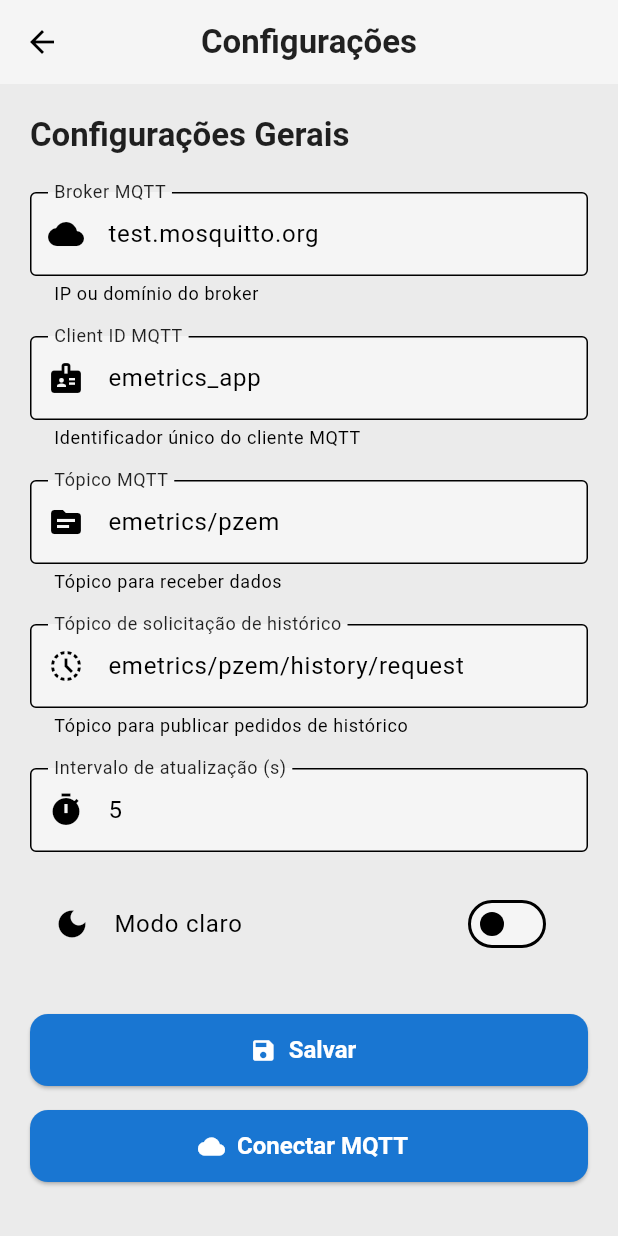
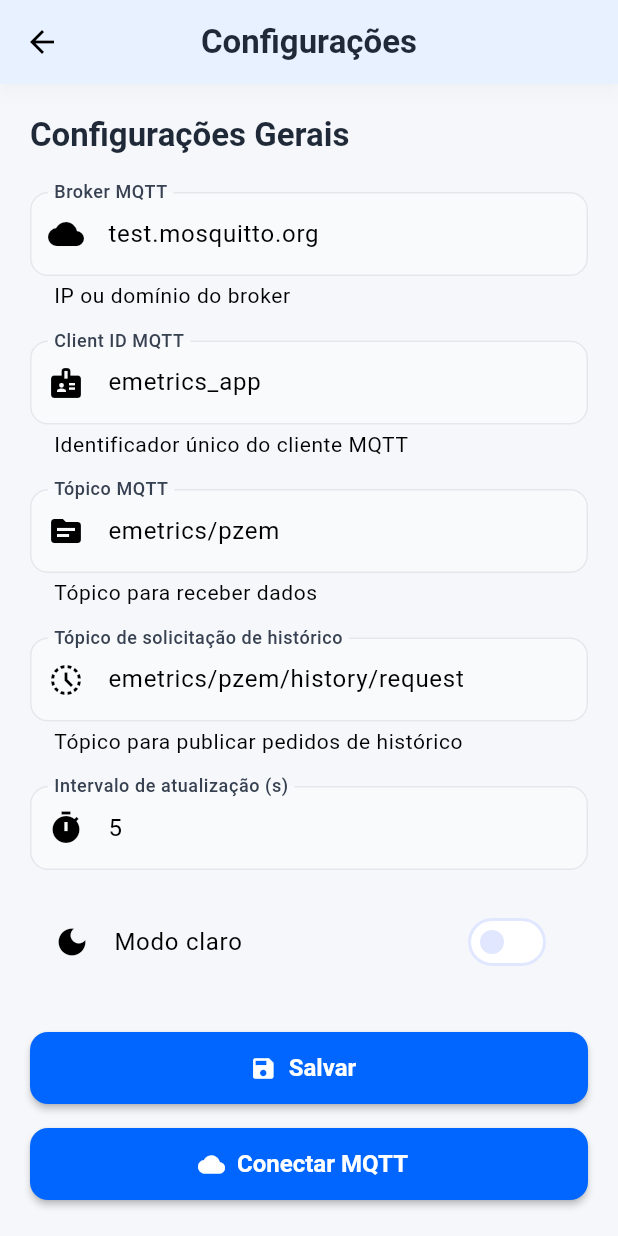
Before and after one commit to frahncky/EMetrics-IoT, a Flutter app: the SettingsPage screen opened directly, after a tap on "Modo escuro", on a phone screen of 412 x 824 dp. Run offline on Flutter 3.47's test engine with Material 3 defaults, Android fonts, the phone set to English and light mode, and no system bars; our stand-ins replace csv, fl_chart, flutter_local_notifications, flutter_riverpod, shared_preferences, sqflite; missing offline and left inert: mqtt_client; accounts and stored records are empty.

Commit message:
style: melhorar tema claro/escuro com paleta de cores moderna de qualidade visual
Tema Claro:
- Background: #F5F7FA (branco muito claro com tom azulado)
- Primary: #0066FF (azul vibrante)
- Secondary: #00B4D8 (azul cyan moderno)
- Cards: branco puro #FFFFFF com bordas sutis
- AppBar: branco puro com sombra de 4px
- Inputs: melhor contraste com bordas coloridas no focus
- Textos: cinzentos refinados para melhor legibilidade

Tema Escuro:
- Background: #0F1419 (preto muito escuro)
- Primary: #00D8FF (ciano vibrante)
- Secondary: #FFB300 (amarelo warmth)
- Cards: #1A202C com bordas de 1px
- AppBar: #1A202C com sombra aumentada
- Inputs: bordas coloridas no focus para melhor feedback
- Textos: cinzentos claros para contraste

Melhorias gerais:
- Grid colors mais sutis para não competir com dados
- Sombras e elevações ajustadas para profundidade
- _IndicatorCard responde ao tema com cores dinâmicas
- Dropdowns usam tema colors
- Melhor contraste e legibilidade em ambos temas

```diff
--- a/lib/src/app.dart
+++ b/lib/src/app.dart
@@ -39,60 +39,78 @@ class _AppInitializer extends ConsumerWidget {
   static ThemeData _buildDarkTheme() {
     return ThemeData(
       brightness: Brightness.dark,
-      scaffoldBackgroundColor: const Color(0xFF181F2A),
-      primaryColor: const Color(0xFF232B3E),
+      scaffoldBackgroundColor: const Color(0xFF0F1419),
+      primaryColor: const Color(0xFF00D8FF),
       colorScheme: ColorScheme.dark(
-        primary: const Color(0xFF232B3E),
+        primary: const Color(0xFF00D8FF),
         secondary: const Color(0xFFFFB300),
-        surface: const Color(0xFF232B3E),
+        surface: const Color(0xFF1A202C),
+        tertiary: const Color(0xFF00FF88),
+        outline: const Color(0xFF2D3748),
       ),
       appBarTheme: const AppBarTheme(
-        backgroundColor: Color(0xFF232B3E),
+        backgroundColor: Color(0xFF1A202C),
         centerTitle: true,
-        elevation: 2,
-        titleTextStyle: TextStyle(fontSize: 22, fontWeight: FontWeight.bold, color: Colors.white),
+        elevation: 4,
+        shadowColor: Color(0x4D000000),
+        titleTextStyle: TextStyle(fontSize: 22, fontWeight: FontWeight.bold, color: Color(0xFFE2E8F0)),
       ),
       cardTheme: CardThemeData(
-        color: const Color(0xFF232B3E),
-        shape: RoundedRectangleBorder(borderRadius: BorderRadius.all(Radius.circular(16))),
+        color: const Color(0xFF1A202C),
+        shape: RoundedRectangleBorder(
+          borderRadius: const BorderRadius.all(Radius.circular(16)),
+          side: const BorderSide(color: Color(0xFF2D3748), width: 1),
+        ),
         elevation: 4,
+        shadowColor: const Color(0x4D000000),
       ),
       elevatedButtonTheme: ElevatedButtonThemeData(
         style: ElevatedButton.styleFrom(
-          backgroundColor: const Color(0xFFFFB300),
-          foregroundColor: Colors.black,
+          backgroundColor: const Color(0xFF00D8FF),
+          foregroundColor: Colors.black87,
           textStyle: const TextStyle(fontWeight: FontWeight.bold, fontSize: 16),
           shape: RoundedRectangleBorder(borderRadius: BorderRadius.circular(12)),
+          elevation: 4,
         ),
       ),
       outlinedButtonTheme: OutlinedButtonThemeData(
         style: OutlinedButton.styleFrom(
-          foregroundColor: Colors.white,
-          side: const BorderSide(color: Color(0xFFFFB300)),
+          foregroundColor: const Color(0xFF00D8FF),
+          side: const BorderSide(color: Color(0xFF00D8FF), width: 2),
           textStyle: const TextStyle(fontWeight: FontWeight.bold),
           shape: RoundedRectangleBorder(borderRadius: BorderRadius.circular(12)),
         ),
       ),
       textButtonTheme: TextButtonThemeData(
         style: TextButton.styleFrom(
-          foregroundColor: const Color(0xFFFFB300),
+          foregroundColor: const Color(0xFF00D8FF),
           textStyle: const TextStyle(fontWeight: FontWeight.bold),
         ),
       ),
       inputDecorationTheme: const InputDecorationTheme(
         filled: true,
-        fillColor: Color(0xFF232B3E),
+        fillColor: Color(0xFF0F1419),
         border: OutlineInputBorder(
           borderRadius: BorderRadius.all(Radius.circular(12)),
-          borderSide: BorderSide(color: Color(0xFFFFB300)),
+          borderSide: BorderSide(color: Color(0xFF2D3748), width: 1.5),
         ),
-        labelStyle: TextStyle(color: Colors.white70),
-        hintStyle: TextStyle(color: Colors.white38),
+        enabledBorder: OutlineInputBorder(
+          borderRadius: BorderRadius.all(Radius.circular(12)),
+          borderSide: BorderSide(color: Color(0xFF2D3748), width: 1),
+        ),
+        focusedBorder: OutlineInputBorder(
+          borderRadius: BorderRadius.all(Radius.circular(12)),
+          borderSide: BorderSide(color: Color(0xFF00D8FF), width: 2),
+        ),
+        labelStyle: TextStyle(color: Color(0xFFCBD5E0), fontWeight: FontWeight.w500),
+        hintStyle: TextStyle(color: Color(0xFF718096)),
       ),
       visualDensity: VisualDensity.adaptivePlatformDensity,
       textTheme: const TextTheme(
-        bodyMedium: TextStyle(fontSize: 16, color: Colors.white70),
-        titleLarge: TextStyle(fontSize: 22, fontWeight: FontWeight.bold, color: Colors.white),
+        bodyMedium: TextStyle(fontSize: 16, color: Color(0xFFCBD5E0)),
+        bodySmall: TextStyle(fontSize: 14, color: Color(0xFFA0AEC0)),
+        titleLarge: TextStyle(fontSize: 22, fontWeight: FontWeight.bold, color: Color(0xFFE2E8F0)),
+        titleMedium: TextStyle(fontSize: 18, fontWeight: FontWeight.w600, color: Color(0xFFF7FAFC)),
       ),
     );
   }
@@ -100,63 +118,78 @@ class _AppInitializer extends ConsumerWidget {
   static ThemeData _buildLightTheme() {
     return ThemeData(
       brightness: Brightness.light,
-      scaffoldBackgroundColor: const Color(0xFFEBEBEB),
-      primaryColor: const Color(0xFFF5F5F5),
+      scaffoldBackgroundColor: const Color(0xFFF5F7FA),
+      primaryColor: const Color(0xFF0066FF),
       colorScheme: ColorScheme.light(
-        primary: const Color(0xFFF5F5F5),
-        secondary: const Color(0xFF1976D2),
-        surface: const Color(0xFFF5F5F5),
+        primary: const Color(0xFF0066FF),
+        secondary: const Color(0xFF00B4D8),
+        surface: const Color(0xFFFFFFFF),
+        tertiary: const Color(0xFF00D98E),
+        outline: const Color(0xFFE0E7FF),
       ),
       appBarTheme: const AppBarTheme(
-        backgroundColor: Color(0xFFF5F5F5),
+        backgroundColor: Color(0xFFFFFFFF),
         centerTitle: true,
-        elevation: 2,
-        titleTextStyle: TextStyle(fontSize: 22, fontWeight: FontWeight.bold, color: Colors.black87),
+        elevation: 4,
+        shadowColor: Color(0x1A000000),
+        titleTextStyle: TextStyle(fontSize: 22, fontWeight: FontWeight.bold, color: Color(0xFF1F2937)),
       ),
       cardTheme: CardThemeData(
-        color: const Color(0xFFF5F5F5),
+        color: const Color(0xFFFFFFFF),
         shape: RoundedRectangleBorder(
           borderRadius: const BorderRadius.all(Radius.circular(16)),
-          side: BorderSide(color: Colors.grey[400]!, width: 1),
+          side: const BorderSide(color: Color(0xFFE5E7EB), width: 1),
         ),
-        elevation: 1,
+        elevation: 2,
+        shadowColor: const Color(0x0D000000),
       ),
       elevatedButtonTheme: ElevatedButtonThemeData(
         style: ElevatedButton.styleFrom(
-          backgroundColor: const Color(0xFF1976D2),
+          backgroundColor: const Color(0xFF0066FF),
           foregroundColor: Colors.white,
           textStyle: const TextStyle(fontWeight: FontWeight.bold, fontSize: 16),
           shape: RoundedRectangleBorder(borderRadius: BorderRadius.circular(12)),
+          elevation: 2,
         ),
       ),
       outlinedButtonTheme: OutlinedButtonThemeData(
         style: OutlinedButton.styleFrom(
-          foregroundColor: const Color(0xFF1976D2),
-          side: const BorderSide(color: Color(0xFF1976D2)),
+          foregroundColor: const Color(0xFF0066FF),
+          side: const BorderSide(color: Color(0xFF0066FF), width: 2),
           textStyle: const TextStyle(fontWeight: FontWeight.bold),
           shape: RoundedRectangleBorder(borderRadius: BorderRadius.circular(12)),
         ),
       ),
       textButtonTheme: TextButtonThemeData(
         style: TextButton.styleFrom(
-          foregroundColor: const Color(0xFF1976D2),
+          foregroundColor: const Color(0xFF0066FF),
           textStyle: const TextStyle(fontWeight: FontWeight.bold),
         ),
       ),
       inputDecorationTheme: InputDecorationTheme(
         filled: true,
-        fillColor: Colors.grey[100],
+        fillColor: const Color(0xFFF9FAFB),
         border: OutlineInputBorder(
           borderRadius: const BorderRadius.all(Radius.circular(12)),
-          borderSide: BorderSide(color: Colors.grey[400]!),
+          borderSide: const BorderSide(color: Color(0xFFD1D5DB), width: 1.5),
         ),
-        labelStyle: const TextStyle(color: Colors.black87),
-        hintStyle: const TextStyle(color: Colors.black45),
+        enabledBorder: OutlineInputBorder(
+          borderRadius: const BorderRadius.all(Radius.circular(12)),
+          borderSide: const BorderSide(color: Color(0xFFE5E7EB), width: 1),
+        ),
+        focusedBorder: OutlineInputBorder(
+          borderRadius: const BorderRadius.all(Radius.circular(12)),
+          borderSide: const BorderSide(color: Color(0xFF0066FF), width: 2),
+        ),
+        labelStyle: const TextStyle(color: Color(0xFF374151), fontWeight: FontWeight.w500),
+        hintStyle: const TextStyle(color: Color(0xFF9CA3AF)),
       ),
       visualDensity: VisualDensity.adaptivePlatformDensity,
       textTheme: const TextTheme(
-        bodyMedium: TextStyle(fontSize: 16, color: Colors.black87),
-        titleLarge: TextStyle(fontSize: 22, fontWeight: FontWeight.bold, color: Colors.black87),
+        bodyMedium: TextStyle(fontSize: 16, color: Color(0xFF374151)),
+        bodySmall: TextStyle(fontSize: 14, color: Color(0xFF6B7280)),
+        titleLarge: TextStyle(fontSize: 22, fontWeight: FontWeight.bold, color: Color(0xFF1F2937)),
+        titleMedium: TextStyle(fontSize: 18, fontWeight: FontWeight.w600, color: Color(0xFF111827)),
       ),
     );
   }
--- a/lib/src/ui/dashboard/dashboard_page.dart
+++ b/lib/src/ui/dashboard/dashboard_page.dart
@@ -229,6 +229,10 @@ class _IndicatorCard extends StatelessWidget {
 
   @override
   Widget build(BuildContext context) {
+    final isDarkMode = Theme.of(context).brightness == Brightness.dark;
+    final cardBgColor = Theme.of(context).cardColor;
+    final textColor = isDarkMode ? Colors.white : const Color(0xFF1F2937);
+
     return Semantics(
       label: 'Indicador de $label: $value',
       child: Container(
@@ -237,9 +241,16 @@ class _IndicatorCard extends StatelessWidget {
           width: compact ? 80 : 120,
           padding: EdgeInsets.symmetric(vertical: compact ? 8 : 16, horizontal: compact ? 4 : 8),
           decoration: BoxDecoration(
-            color: const Color(0xFF232A34),
+            color: cardBgColor,
             borderRadius: BorderRadius.circular(12),
-            border: Border.all(color: color, width: 1.0),
+            border: Border.all(color: color.withValues(alpha: 0.6), width: 1.5),
+            boxShadow: [
+              BoxShadow(
+                color: color.withValues(alpha: 0.1),
+                blurRadius: 8,
+                offset: const Offset(0, 2),
+              ),
+            ],
           ),
           child: Column(
             mainAxisSize: MainAxisSize.min,
@@ -248,7 +259,7 @@ class _IndicatorCard extends StatelessWidget {
               SizedBox(height: compact ? 4 : 8),
               Text(
                 label,
-                style: TextStyle(fontSize: compact ? 12 : 15, color: Colors.white, fontWeight: FontWeight.w600, letterSpacing: 0.5),
+                style: TextStyle(fontSize: compact ? 12 : 15, color: textColor, fontWeight: FontWeight.w600, letterSpacing: 0.5),
                 textAlign: TextAlign.center,
               ),
               SizedBox(height: compact ? 2 : 6),
@@ -267,7 +278,7 @@ class _IndicatorCard extends StatelessWidget {
                       padding: EdgeInsets.only(bottom: compact ? 1 : 2),
                       child: Text(
                         unit!,
-                        style: TextStyle(fontSize: compact ? 10 : 13, color: Colors.white70, fontWeight: FontWeight.w500),
+                        style: TextStyle(fontSize: compact ? 10 : 13, color: isDarkMode ? Colors.white70 : const Color(0xFF6B7280), fontWeight: FontWeight.w500),
                       ),
                     ),
                   ],
--- a/lib/src/ui/dashboard/dashboard_tabs.dart
+++ b/lib/src/ui/dashboard/dashboard_tabs.dart
@@ -62,6 +62,10 @@ class _RealtimeChartWithInternalSelector extends StatelessWidget {
       {'label': 'Energia (kWh)', 'value': 'energy'},
       {'label': 'Fator Potência', 'value': 'pf'},
     ];
+    final secondaryColor = Theme.of(context).colorScheme.secondary;
+    final backgroundColor = Theme.of(context).cardColor;
+    final textColor = Theme.of(context).brightness == Brightness.dark ? Colors.white : const Color(0xFF1F2937);
+
     return Padding(
       padding: const EdgeInsets.symmetric(horizontal: 8),
       child: RealtimeChart(
@@ -70,13 +74,13 @@ class _RealtimeChartWithInternalSelector extends StatelessWidget {
           return DropdownButtonHideUnderline(
             child: DropdownButton<String>(
               value: selectedField,
-              dropdownColor: const Color(0xFF232A34),
-              style: const TextStyle(color: Colors.amber, fontWeight: FontWeight.bold, fontSize: 16),
-              icon: const Icon(Icons.arrow_drop_down, color: Colors.amber),
+              dropdownColor: backgroundColor,
+              style: TextStyle(color: secondaryColor, fontWeight: FontWeight.bold, fontSize: 16),
+              icon: Icon(Icons.arrow_drop_down, color: secondaryColor),
               onChanged: (v) => v != null ? onChanged(v) : null,
               items: fields.map((f) => DropdownMenuItem(
                 value: f['value'],
-                child: Text(f['label']!, style: TextStyle(color: Colors.white)),
+                child: Text(f['label']!, style: TextStyle(color: textColor)),
               )).toList(),
             ),
           );
--- a/lib/src/ui/dashboard/realtime_chart.dart
+++ b/lib/src/ui/dashboard/realtime_chart.dart
@@ -16,9 +16,9 @@ class RealtimeChart extends ConsumerWidget {
     final metricsAsync = ref.watch(metricsProvider);
     final brightness = Theme.of(context).brightness;
     final isDarkMode = brightness == Brightness.dark;
-    final gridColor = isDarkMode ? Colors.white.withValues(alpha: 0.18) : Colors.black.withValues(alpha: 0.1);
-    final gridColorV = isDarkMode ? Colors.white.withValues(alpha: 0.15) : Colors.black.withValues(alpha: 0.08);
-    final textColor = isDarkMode ? Colors.white.withValues(alpha: 0.5) : Colors.black.withValues(alpha: 0.6);
+    final gridColor = isDarkMode ? Colors.white.withValues(alpha: 0.12) : Colors.black.withValues(alpha: 0.08);
+    final gridColorV = isDarkMode ? Colors.white.withValues(alpha: 0.08) : Colors.black.withValues(alpha: 0.05);
+    final textColor = isDarkMode ? Colors.white.withValues(alpha: 0.6) : Colors.black.withValues(alpha: 0.5);
     final backgroundColor = Theme.of(context).cardColor;
 
     Color mainColor;
--- a/lib/src/ui/history/history_chart.dart
+++ b/lib/src/ui/history/history_chart.dart
@@ -16,9 +16,9 @@ class HistoryChart extends StatelessWidget {
   Widget build(BuildContext context) {
     final brightness = Theme.of(context).brightness;
     final isDarkMode = brightness == Brightness.dark;
-    final gridColor = isDarkMode ? Colors.white.withValues(alpha: 0.18) : Colors.black.withValues(alpha: 0.1);
-    final gridColorV = isDarkMode ? Colors.white.withValues(alpha: 0.15) : Colors.black.withValues(alpha: 0.08);
-    final textColor = isDarkMode ? Colors.white.withValues(alpha: 0.5) : Colors.black.withValues(alpha: 0.6);
+    final gridColor = isDarkMode ? Colors.white.withValues(alpha: 0.12) : Colors.black.withValues(alpha: 0.08);
+    final gridColorV = isDarkMode ? Colors.white.withValues(alpha: 0.08) : Colors.black.withValues(alpha: 0.05);
+    final textColor = isDarkMode ? Colors.white.withValues(alpha: 0.6) : Colors.black.withValues(alpha: 0.5);
     final backgroundColor = Theme.of(context).cardColor;
 
     Color mainColor;
```
